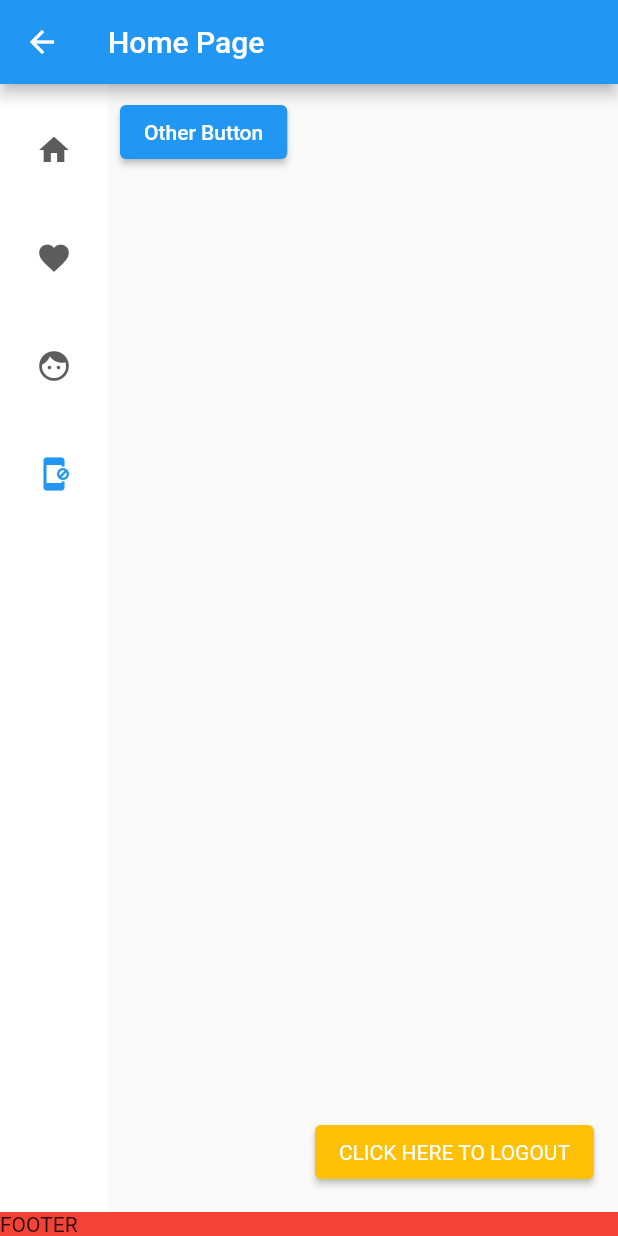
After one commit to naveenanagesh/flutter_rest_api, a Flutter app: the HomePage screen opened directly, after a tap on "Therapists", after a tap on "Images", after a tap on "Platform Specifications", on a phone screen of 412 x 824 dp. The commit adds this screen. Run offline on Flutter 3.47's test engine with Material 2 defaults, Android fonts, the phone set to English and light mode, and no system bars; our stand-ins replace flutter_redux, redux; network calls fail.

Commit message:
platform specific code

```diff
--- a/lib/views/home_page.dart
+++ b/lib/views/home_page.dart
@@ -6,7 +6,8 @@ import 'package:flutter_rest_api/models/therapists.dart';
 // import 'package:flutter_rest_api/views/camera_page.dart';
 import 'package:flutter_rest_api/views/images_page.dart';
 import 'package:flutter_rest_api/views/login_page.dart';
-import 'package:flutter_rest_api/views/video_page.dart';
+import 'package:flutter_rest_api/views/platform-specific-code.dart';
+// import 'package:flutter_rest_api/views/video_page.dart';
 
 class HomePage extends StatefulWidget {
   const HomePage({Key? key, required this.title}) : super(key: key);
@@ -75,9 +76,9 @@ class _HomePageState extends State<HomePage> {
       case 2:
         page = const ImagesPage();
         break;
-      // case 3:
-      //   page = CameraScreen();
-      //   break;
+      case 3:
+        page = const PlatformPage();
+        break;
       default:
         throw UnimplementedError('no widget for $selectedIndex');
     }
@@ -145,10 +146,13 @@ class _HomePageState extends State<HomePage> {
                     icon: Icon(Icons.face),
                     label: Text('Images'),
                   ),
+                  // NavigationRailDestination(
+                  //   icon: Icon(Icons.video_call),
+                  //   label: Text('Video'),
+                  // ),
                   NavigationRailDestination(
-                    icon: Icon(Icons.video_call),
-                    label: Text('Video'),
-                  ),
+                      icon: Icon(Icons.app_blocking_rounded),
+                      label: Text("Platform Specifications"))
                 ],
                 selectedIndex: selectedIndex,
                 onDestinationSelected: (value) {
--- /dev/null
+++ b/lib/views/platform-specific-code.dart
@@ -0,0 +1,53 @@
+import 'dart:io';
+
+import 'package:flutter/cupertino.dart';
+import 'package:flutter/material.dart';
+
+class PlatformPage extends StatelessWidget {
+  const PlatformPage({super.key});
+
+  @override
+  Widget build(BuildContext context) {
+    return Scaffold(
+        body: Container(
+      alignment: Alignment.center,
+      padding: const EdgeInsets.all(8),
+      child: Container(alignment: Alignment.topLeft, child: buildButton()),
+    ));
+  }
+}
+
+Text checkPlatform() {
+  if (Platform.isIOS) {
+    return const Text('Running on iOS');
+  } else if (Platform.isAndroid) {
+    const Text('Running on Android');
+  } else if (Platform.isMacOS) {
+    const Text('Running on macOS');
+  } else if (Platform.isWindows) {
+    const Text('Running on Windows');
+  } else if (Platform.isLinux) {
+    const Text('Running on Linux');
+  } else {
+    return const Text('Running on a different platform');
+  }
+  return const Text('testingggg');
+}
+
+Widget buildButton() {
+  if (Platform.isIOS) {
+    return CupertinoButton(
+      child: Text('IOSButton'),
+      onPressed: () {
+        const Text('IOS Button pressed');
+      },
+    );
+  } else {
+    return ElevatedButton(
+      child: Text('Other Button'),
+      onPressed: () {
+        // Action for Android button
+      },
+    );
+  }
+}
```
Also changed, not shown: 1 other file.
